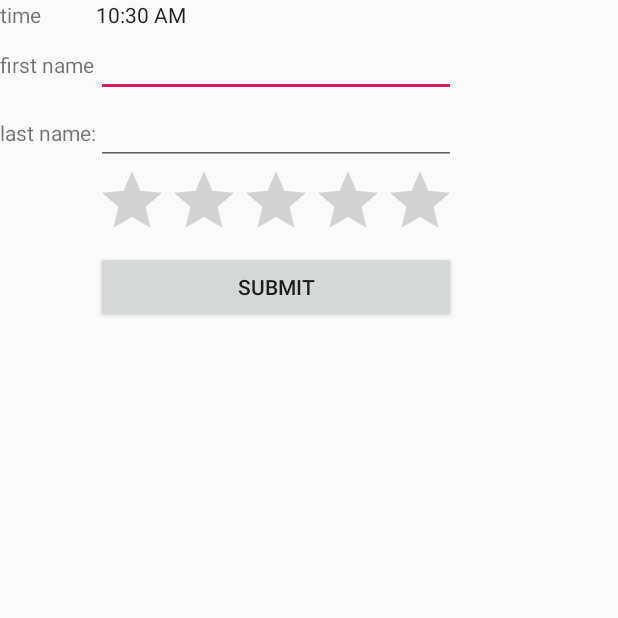
After one commit to francoisauxietre/mmmtp1, an Android app: the UserActivity screen opened directly, with no data from a screen before it, on a phone screen of 412 x 824 dp, the top half of it. The commit adds this screen. Run offline under Robolectric (Android 15) with nearby library versions, the phone set to English and light mode, and no system bars.

Commit message:
add userActivity and start a new table layout and tablerows

```diff
--- /dev/null
+++ b/tp1/app/src/main/java/com/tp1/UserActivity.java
@@ -0,0 +1,33 @@
+package com.tp1;
+
+import android.os.Bundle;
+
+import com.google.android.material.floatingactionbutton.FloatingActionButton;
+import com.google.android.material.snackbar.Snackbar;
+
+import androidx.appcompat.app.AppCompatActivity;
+import androidx.appcompat.widget.Toolbar;
+
+import android.view.View;
+
+public class UserActivity extends AppCompatActivity {
+
+    @Override
+    protected void onCreate(Bundle savedInstanceState) {
+        super.onCreate(savedInstanceState);
+        setContentView(R.layout.activity_user);
+        Toolbar toolbar = findViewById(R.id.toolbar);
+        setSupportActionBar(toolbar);
+
+//        FloatingActionButton fab = findViewById(R.id.fab);
+//        fab.setOnClickListener(new View.OnClickListener() {
+//            @Override
+//            public void onClick(View view) {
+//                Snackbar.make(view, "Replace with your own action", Snackbar.LENGTH_LONG)
+//                        .setAction("Action", null).show();
+//            }
+//        });
+//        getSupportActionBar().setDisplayHomeAsUpEnabled(true);
+    }
+
+}
--- /dev/null
+++ b/tp1/app/src/main/res/layout/activity_user.xml
@@ -0,0 +1,78 @@
+<TableLayout xmlns:android="http://schemas.android.com/apk/res/android"
+    android:layout_width="fill_parent"
+    android:layout_height="fill_parent">
+
+    <TableRow
+        android:layout_width="fill_parent"
+        android:layout_height="fill_parent">
+
+        <TextView
+            android:text="@string/time"
+            android:layout_width="wrap_content"
+            android:layout_height="wrap_content"
+            android:layout_column="1" />
+
+        <TextClock
+            android:layout_width="wrap_content"
+            android:layout_height="wrap_content"
+            android:id="@+id/textClock"
+            android:layout_column="2" />
+
+    </TableRow>
+
+    <TableRow>
+
+        <TextView
+            android:text="@string/first_name"
+            android:layout_width="wrap_content"
+            android:layout_height="wrap_content"
+            android:layout_column="1" />
+
+        <EditText
+            android:width="200px"
+            android:layout_width="wrap_content"
+            android:layout_height="wrap_content" />
+    </TableRow>
+
+    <TableRow>
+
+        <TextView
+            android:text="@string/last_name"
+            android:layout_width="wrap_content"
+            android:layout_height="wrap_content"
+            android:layout_column="1" />
+
+        <EditText
+            android:width="100px"
+            android:layout_width="wrap_content"
+            android:layout_height="wrap_content" />
+    </TableRow>
+
+    <TableRow
+        android:layout_width="fill_parent"
+        android:layout_height="fill_parent">
+
+        <RatingBar
+            android:layout_width="wrap_content"
+            android:layout_height="wrap_content"
+            android:id="@+id/ratingBar"
+            android:layout_column="2" />
+    </TableRow>
+
+    <TableRow
+        android:layout_width="fill_parent"
+        android:layout_height="fill_parent"/>
+
+    <TableRow
+        android:layout_width="fill_parent"
+        android:layout_height="fill_parent">
+
+        <Button
+            android:layout_width="wrap_content"
+            android:layout_height="wrap_content"
+            android:text="Submit"
+            android:id="@+id/button"
+            android:layout_column="2" />
+    </TableRow>
+
+</TableLayout>
--- a/tp1/app/src/main/res/values/strings.xml
+++ b/tp1/app/src/main/res/values/strings.xml
@@ -3,7 +3,16 @@
     <string name="app_name">tp1</string>
     <string name="action_settings">Settings</string>
 
-    <!--ajoutee pour le tp1-->
+    <!--ajoutee pour le tp1 chmaps de texte de l'appli-->
     <string name="user">user</string>
+    <string name="jeu">jeu</string>
+    <string name="time">time</string>
+    <string name="first_name">first name</string>
+    <string name="last_name">last name:</string>
+
+
+
+<!--     Acitivity-->
+    <string name="title_activity_user">UserActivity</string>
 
 </resources>
```
Also changed, not shown: tp1/app/src/main/AndroidManifest.xml (+9 -0 lines), tp1/app/src/main/java/com/tp1/MainActivity.java (+33 -5 lines), tp1/app/src/main/res/layout/content_main.xml (+15 -12 lines), tp1/app/src/main/res/layout/content_user.xml (added, +11 -0 lines), 3 other files.
